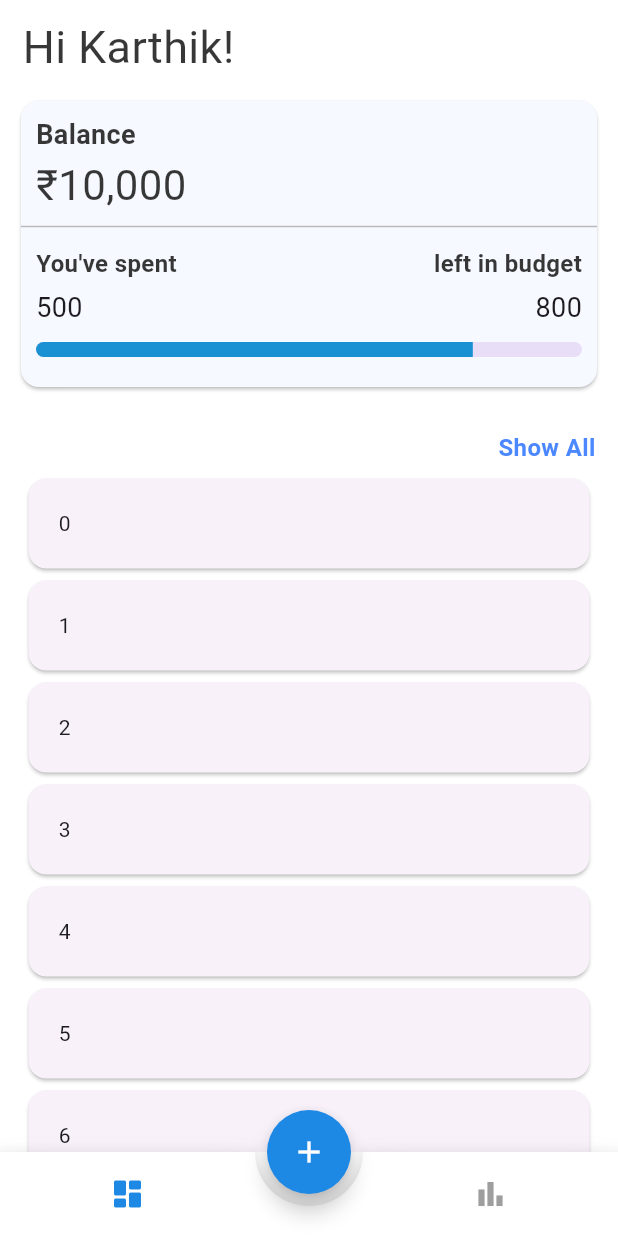
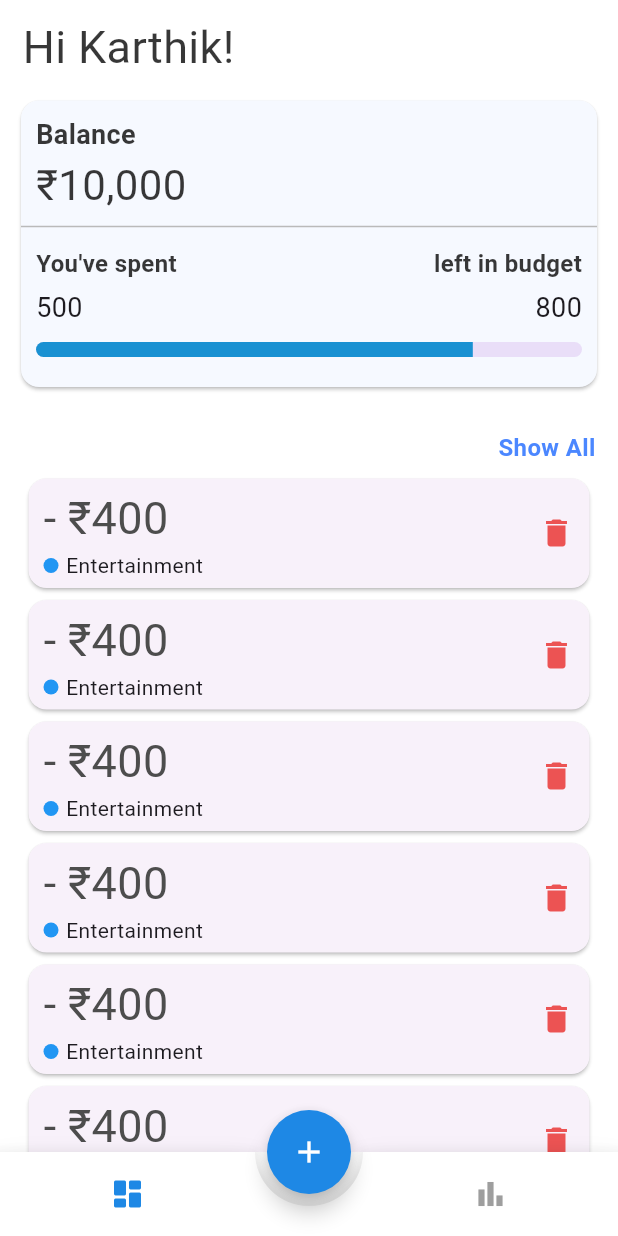
Before and after one commit to KarthikeyaGit/budgetApp, a Flutter app: the Navigation screen opened by its route, on a phone screen of 412 x 824 dp. Run offline on Flutter 3.47's test engine with Material 3 defaults, Android fonts, the light colour scheme and no system bars; drawn by our look-alikes of animated_bottom_navigation_bar; our stand-ins replace fl_chart.

Commit message:
recent transactions

```diff
--- a/lib/pages/home_page.dart
+++ b/lib/pages/home_page.dart
@@ -20,7 +20,6 @@ class _HomePageState extends State<HomePage> {
     return SafeArea(
       child: ListView(
         // physics: ClampingScrollPhysics(), // Prevents overflow
-
         children: [
           Column(
             crossAxisAlignment: CrossAxisAlignment.start,
@@ -73,30 +72,29 @@ class _HomePageState extends State<HomePage> {
                       ),
                       const Divider(
                           color: Color.fromARGB(255, 186, 186, 186),
-                        thickness: 1, // You can adjust thickness as needed
-                      ),
+                          thickness: 1),
                       const Padding(
                         padding: EdgeInsets.only(
                             top: 5, right: 10, bottom: 5, left: 10),
                         child: Column(
                           children: [
                             Row(
-                              mainAxisAlignment: MainAxisAlignment.spaceBetween,
+                                mainAxisAlignment:
+                                    MainAxisAlignment.spaceBetween,
                                 children: [
-                                Text(
-                                  "You've spent",
+                                  Text("You've spent",
                                       style: TextStyle(
                                           fontSize: 16,
                                           fontWeight: FontWeight.w600,
-                                      color: Color.fromARGB(221, 24, 24, 24)),
-                                ),
+                                          color:
+                                              Color.fromARGB(221, 24, 24, 24))),
                                   Text("left in budget",
                                       style: TextStyle(
                                           fontSize: 16,
                                           fontWeight: FontWeight.w600,
-                                        color: Color.fromARGB(221, 24, 24, 24)))
-                              ],
-                            )
+                                          color:
+                                              Color.fromARGB(221, 24, 24, 24)))
+                                ])
                           ],
                         ),
                       ),
@@ -134,15 +132,15 @@ class _HomePageState extends State<HomePage> {
                 ),
               ),
               Padding(
-                padding:
-                    EdgeInsets.only(top: 10, right: 15, bottom: 0, left: 15),
+                padding: const EdgeInsets.only(
+                    top: 10, right: 15, bottom: 0, left: 15),
                 child: Row(
                   mainAxisAlignment: MainAxisAlignment.spaceBetween,
                   children: [
                     Expanded(
                         child:
                             Container()), // Add empty expanded widget to push "Show All" to the right
-                    Text(
+                    const Text(
                       "Show All",
                       style: TextStyle(
                         fontSize: 16,
@@ -154,23 +152,59 @@ class _HomePageState extends State<HomePage> {
                 ),
               ),
               Padding(
-                padding:
-                    EdgeInsets.only(top: 5, right: 15, bottom: 0, left: 15),
+                padding: const EdgeInsets.only(
+                    top: 5, right: 15, bottom: 0, left: 15),
                 child: Column(
                   children: [
                     // Add a ListView for scrollable list of cards
                     ListView.builder(
                       shrinkWrap: true,
                       physics:
-                          NeverScrollableScrollPhysics(), // Prevents scrolling of the ListView
+                          const NeverScrollableScrollPhysics(), // Prevents scrolling of the ListView
                       itemCount:
                           20, // Replace `yourItemCount` with the actual number of items
                       itemBuilder: (context, index) {
                         // Replace this with your card widget
                         return Card(
-                          child: Padding(padding:
-                          EdgeInsets.all(20),
-                          child: Text('$index'),),
+                          child: Padding(
+                            padding: EdgeInsets.only(
+                                top: 5, right: 10, bottom: 5, left: 10),
+                            child: Row(
+                              mainAxisAlignment: MainAxisAlignment.spaceBetween,
+                              children: [
+                                Column(
+                                  crossAxisAlignment: CrossAxisAlignment.start,
+                                  children: [
+                                    Text(
+                                      "- ₹400",
+                                      style: TextStyle(
+                                          fontSize: 30, fontWeight: FontWeight.w400,
+                                          color:
+                                              Color.fromARGB(255, 77, 77, 77)),
+                                    ),
+                                    Row(
+                                      children: [
+                                        Container(
+                                          width: 10,
+                                          height: 10,
+                                          decoration: BoxDecoration(
+                                            shape: BoxShape.circle,
+                                            color: Colors
+                                                .blue, // Specify your desired color here
+                                          ),
+                                        ),
+                                        Padding(
+                                          padding: const EdgeInsets.only(left: 5),
+                                          child: Text("Entertainment"),
+                                        )
+                                      ],
+                                    ),
+                                  ],
+                                ),
+                                 Icon(Icons.delete, color: Color.fromARGB(255, 236, 83, 83),)
+                              ],
+                            ),
+                          ),
                         );
                       },
                     ),
```
Lines whose indentation alone changed are shown as unchanged.
